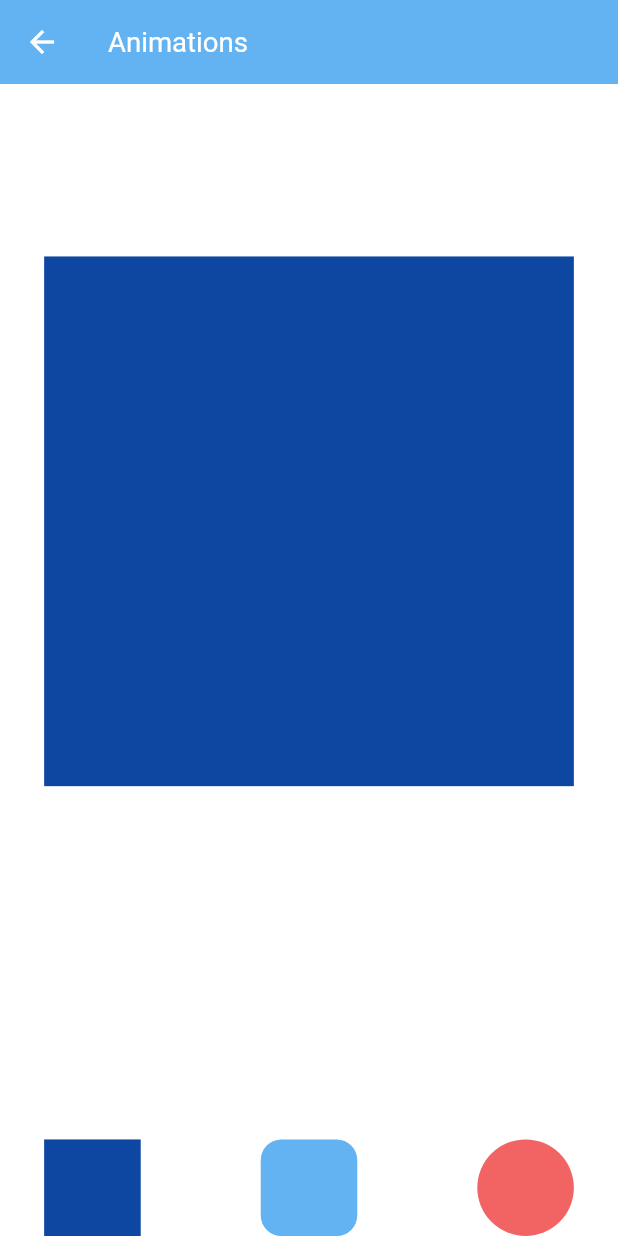
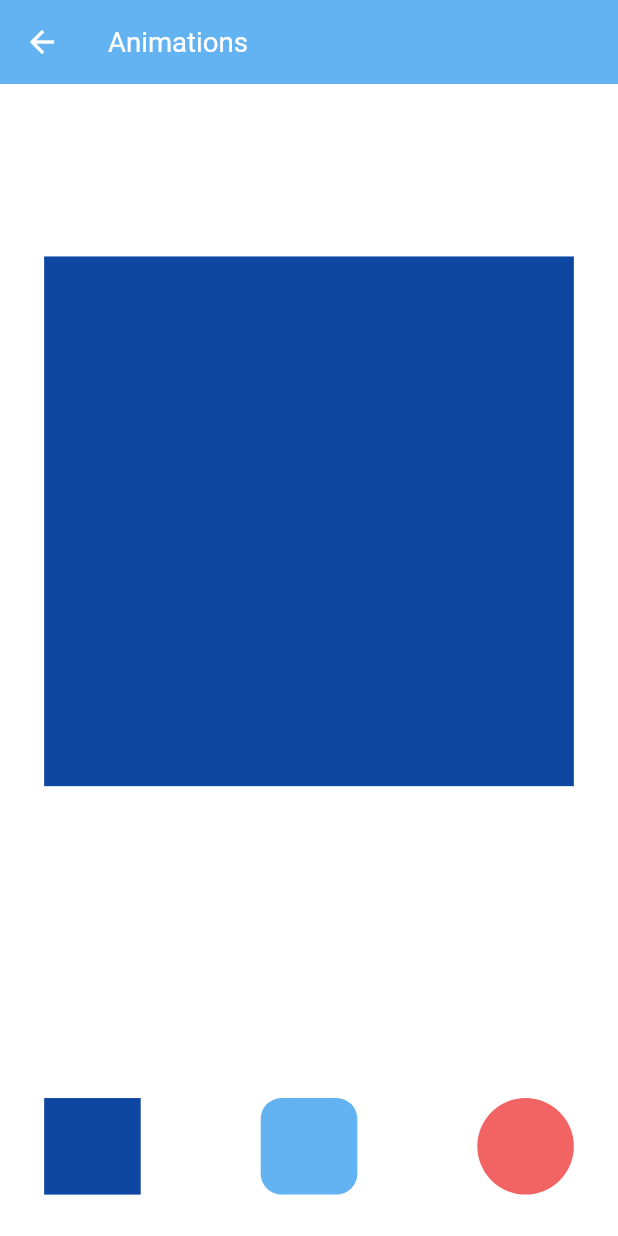
Before and after one commit to muhammdsh/pokemon, a Flutter app: the AnimationScreen screen opened by its route, on a phone screen of 412 x 824 dp. Run offline on Flutter 3.47's test engine with Material 2 defaults, Android fonts, the phone set to English and light mode, and no system bars; drawn by our look-alikes of dynamic_color; our stand-ins replace bloc, bloc_concurrency, dartz, dio, equatable, flutter_bloc and 11 more; missing offline and left inert: dart:ffi, flutter_secure_storage_web, image_picker_for_web, shared_preferences_web; accounts and stored records are empty.

```diff
--- a/lib/presentation/flows/home_flow/screens/animations_screen.dart
+++ b/lib/presentation/flows/home_flow/screens/animations_screen.dart
@@ -1,3 +1,5 @@
+import 'dart:io';
+
 import 'package:base_structure/core/helper/screen_util/screen_helper.dart';
 import 'package:base_structure/presentation/flows/home_flow/bloc/home_bloc.dart';
 import 'package:flutter/material.dart';
@@ -59,7 +61,9 @@ class _AnimationScreenState extends State<AnimationScreen> {
                   selectedType: (ShapeType type) {
                     animationCubit.changeShapeType(type);
                   },
-                )
+                ),
+                if(Platform.isAndroid)
+                  ScreenUtil().setVerticalSpacing(30)
               ],
             ),
           ),
```
